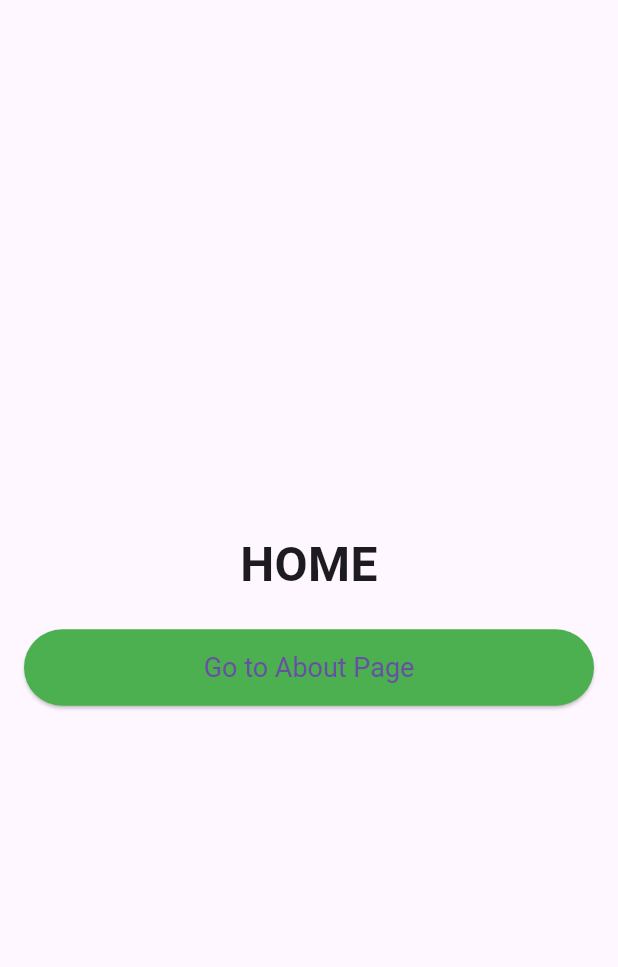
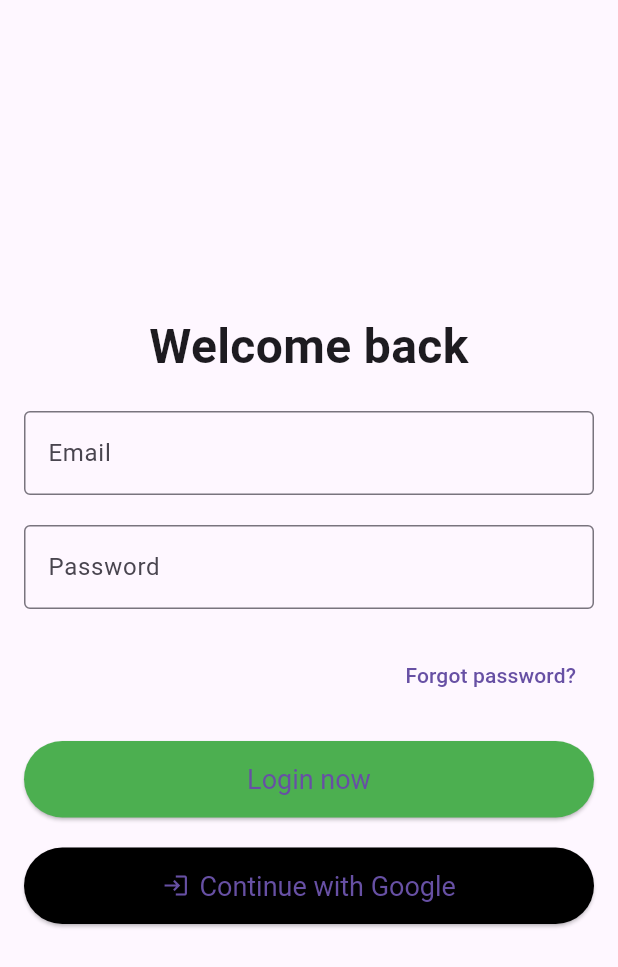
Before and after one commit to najiyalulu/Flutter-sample-application, a Flutter app: the screen it shows after launch, on a phone screen of 412 x 824 dp. Shown: the top 967 px of the screen. Run offline on Flutter 3.47's test engine with Material 3 defaults, Android fonts, the phone set to English and light mode, and no system bars.

Commit message:
Added login page - commit for FlutterFly Task 6

```diff
--- /dev/null
+++ b/lib/about_page.dart
@@ -0,0 +1,40 @@
+import 'package:flutter/material.dart';
+
+class AboutPage extends StatelessWidget {
+  @override
+  Widget build(BuildContext context) {
+    return Scaffold(
+      body: Padding(
+        padding: const EdgeInsets.all(16.0),
+        child: Center(
+          child: SingleChildScrollView(
+            child: Column(
+              mainAxisAlignment: MainAxisAlignment.center,
+              crossAxisAlignment: CrossAxisAlignment.stretch,
+              children: [
+                Text(
+                  'ABOUT',
+                  style: TextStyle(
+                    fontSize: 32,
+                    fontWeight: FontWeight.bold,
+                    fontFamily: 'Sans-serif',
+                  ),
+                  textAlign: TextAlign.center,
+                ),
+                SizedBox(height: 20),
+                Text(
+                  'Welcome to the About Page',
+                  style: TextStyle(
+                    fontSize: 18,
+                    fontFamily: 'Sans-serif',
+                  ),
+                  textAlign: TextAlign.center,
+                ),
+              ],
+            ),
+          ),
+        ),
+      ),
+    );
+  }
+}
--- /dev/null
+++ b/lib/home_page.dart
@@ -0,0 +1,47 @@
+import 'package:flutter/material.dart';
+import 'about_page.dart';
+
+class HomePage extends StatelessWidget {
+  @override
+  Widget build(BuildContext context) {
+    return Scaffold(
+      body: Padding(
+        padding: const EdgeInsets.all(16.0),
+        child: Center(
+          child: SingleChildScrollView(
+            child: Column(
+              mainAxisAlignment: MainAxisAlignment.center,
+              crossAxisAlignment: CrossAxisAlignment.stretch,
+              children: [
+                Text(
+                  'HOME',
+                  style: TextStyle(
+                    fontSize: 32,
+                    fontWeight: FontWeight.bold,
+                    fontFamily: 'Sans-serif',
+                  ),
+                  textAlign: TextAlign.center,
+                ),
+                SizedBox(height: 20),
+                ElevatedButton(
+                  onPressed: () {
+                    Navigator.push(
+                      context,
+                      MaterialPageRoute(builder: (context) => AboutPage()),
+                    );
+                  },
+                  child: Text('Go to About Page'),
+                  style: ElevatedButton.styleFrom(
+                    backgroundColor: Colors.green,
+                    padding: EdgeInsets.symmetric(vertical: 15),
+                    textStyle: TextStyle(fontSize: 18),
+                  ),
+                ),
+              ],
+            ),
+          ),
+        ),
+      ),
+    );
+  }
+}
--- /dev/null
+++ b/lib/login_page.dart
@@ -0,0 +1,87 @@
+import 'package:flutter/material.dart';
+import 'home_page.dart';
+
+class LoginPage extends StatelessWidget {
+  @override
+  Widget build(BuildContext context) {
+    return Scaffold(
+      body: Padding(
+        padding: const EdgeInsets.all(16.0),
+        child: Center(
+          child: SingleChildScrollView(
+            child: Column(
+              mainAxisAlignment: MainAxisAlignment.center,
+              crossAxisAlignment: CrossAxisAlignment.stretch,
+              children: [
+                Text(
+                  'Welcome back',
+                  style: TextStyle(
+                    fontSize: 32,
+                    fontWeight: FontWeight.bold,
+                    fontFamily: 'Sans-serif',
+                  ),
+                  textAlign: TextAlign.center,
+                ),
+                SizedBox(height: 20),
+                TextField(
+                  decoration: InputDecoration(
+                    border: OutlineInputBorder(),
+                    labelText: 'Email',
+                  ),
+                ),
+                SizedBox(height: 20),
+                TextField(
+                  obscureText: true,
+                  decoration: InputDecoration(
+                    border: OutlineInputBorder(),
+                    labelText: 'Password',
+                  ),
+                ),
+                SizedBox(height: 20),
+                Row(
+                  mainAxisAlignment: MainAxisAlignment.end,
+                  children: [
+                    TextButton(
+                      onPressed: () {
+                        // Add forgot password functionality here
+                      },
+                      child: Text('Forgot password?'),
+                    ),
+                  ],
+                ),
+                SizedBox(height: 20),
+                ElevatedButton(
+                  onPressed: () {
+                    Navigator.pushReplacement(
+                      context,
+                      MaterialPageRoute(builder: (context) => HomePage()),
+                    );
+                  },
+                  child: Text('Login now'),
+                  style: ElevatedButton.styleFrom(
+                    backgroundColor: Colors.green,
+                    padding: EdgeInsets.symmetric(vertical: 15),
+                    textStyle: TextStyle(fontSize: 18),
+                  ),
+                ),
+                SizedBox(height: 20),
+                ElevatedButton.icon(
+                  onPressed: () {
+                    // Add login with Google functionality here
+                  },
+                  icon: Icon(Icons.login),
+                  label: Text('Continue with Google'),
+                  style: ElevatedButton.styleFrom(
+                    backgroundColor: Colors.black,
+                    padding: EdgeInsets.symmetric(vertical: 15),
+                    textStyle: TextStyle(fontSize: 18),
+                  ),
+                ),
+              ],
+            ),
+          ),
+        ),
+      ),
+    );
+  }
+}
--- a/lib/main.dart
+++ b/lib/main.dart
@@ -1,4 +1,7 @@
 import 'package:flutter/material.dart';
+import 'login_page.dart';
+import 'home_page.dart';
+import 'about_page.dart';
 
 void main() {
   runApp(MyApp());
@@ -12,91 +15,11 @@ class MyApp extends StatelessWidget {
       theme: ThemeData(
         primarySwatch: Colors.blue,
       ),
-      home: HomePage(),
+      home: LoginPage(),
       routes: {
+        '/home': (context) => HomePage(),
         '/about': (context) => AboutPage(),
       },
     );
   }
 }
-
-class HomePage extends StatelessWidget {
-  @override
-  Widget build(BuildContext context) {
-    return Scaffold(
-      body: Padding(
-        padding: const EdgeInsets.all(16.0),
-        child: Center(
-          child: SingleChildScrollView(
-            child: Column(
-              mainAxisAlignment: MainAxisAlignment.center,
-              crossAxisAlignment: CrossAxisAlignment.stretch,
-              children: [
-                Text(
-                  'HOME',
-                  style: TextStyle(
-                    fontSize: 32,
-                    fontWeight: FontWeight.bold,
-                    fontFamily: 'Sans-serif',
-                  ),
-                  textAlign: TextAlign.center,
-                ),
-                SizedBox(height: 20),
-                ElevatedButton(
-                  onPressed: () {
-                    Navigator.pushNamed(context, '/about');
-                  },
-                  child: Text('Go to About Page'),
-                  style: ElevatedButton.styleFrom(
-                    backgroundColor: Colors.green,
-                    padding: EdgeInsets.symmetric(vertical: 15),
-                    textStyle: TextStyle(fontSize: 18),
-                  ),
-                ),
-              ],
-            ),
-          ),
-        ),
-      ),
-    );
-  }
-}
-
-class AboutPage extends StatelessWidget {
-  @override
-  Widget build(BuildContext context) {
-    return Scaffold(
-      body: Padding(
-        padding: const EdgeInsets.all(16.0),
-        child: Center(
-          child: SingleChildScrollView(
-            child: Column(
-              mainAxisAlignment: MainAxisAlignment.center,
-              crossAxisAlignment: CrossAxisAlignment.stretch,
-              children: [
-                Text(
-                  'ABOUT',
-                  style: TextStyle(
-                    fontSize: 32,
-                    fontWeight: FontWeight.bold,
-                    fontFamily: 'Sans-serif',
-                  ),
-                  textAlign: TextAlign.center,
-                ),
-                SizedBox(height: 20),
-                Text(
-                  'Welcome to the About Page',
-                  style: TextStyle(
-                    fontSize: 18,
-                    fontFamily: 'Sans-serif',
-                  ),
-                  textAlign: TextAlign.center,
-                ),
-              ],
-            ),
-          ),
-        ),
-      ),
-    );
-  }
-}
```
